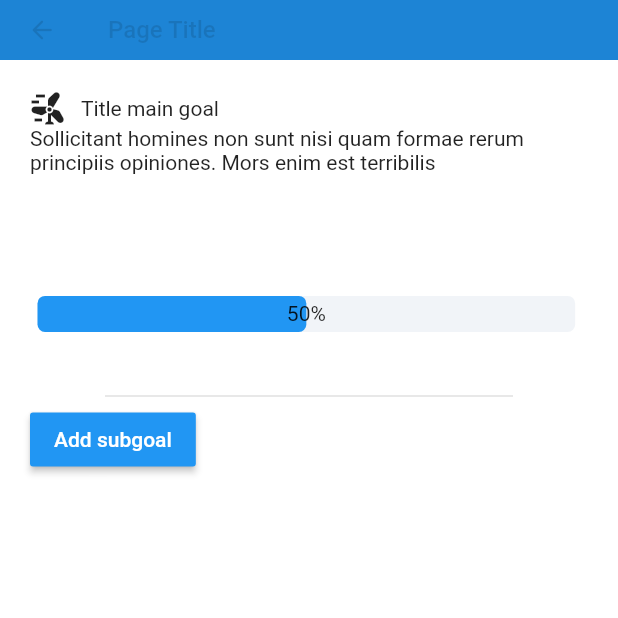
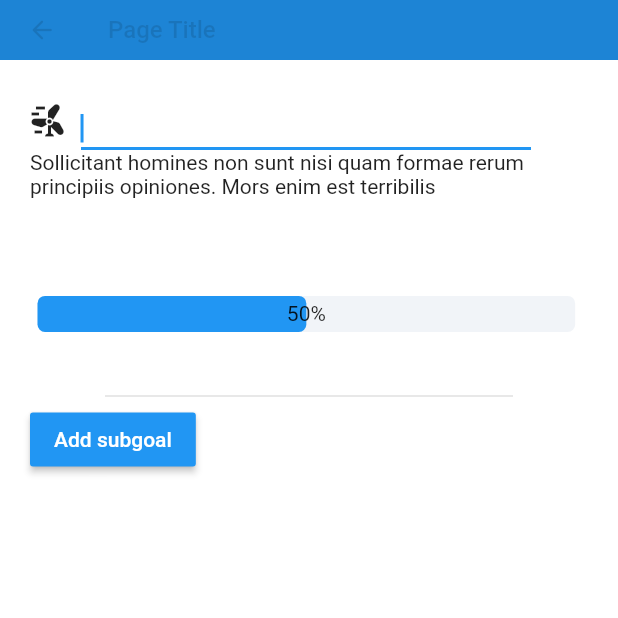
Before and after one commit to sankassio99/goals_tracker, a Flutter app: the screen it shows after launch, after a tap on "Add goal", on a phone screen of 412 x 824 dp, the top half of it. Run offline on Flutter 3.47's test engine with Material 2 defaults, Android fonts, the phone set to English and light mode, and no system bars; drawn by our look-alikes of percent_indicator; our stand-ins replace get; Roboto replaces fonts that are missing (Poppins).

Commit message:
When new main goal page is created the focus must be in title input (GREEN)

```diff
--- a/lib/presentation/components/header_goal_widget.dart
+++ b/lib/presentation/components/header_goal_widget.dart
@@ -1,14 +1,13 @@
 import 'package:flutter/material.dart';
+import 'package:get/get.dart';
 import 'package:percent_indicator/linear_percent_indicator.dart';
 
-class HeaderGoalWidget extends StatefulWidget {
-  const HeaderGoalWidget({Key? key}) : super(key: key);
+class HeaderGoalWidget extends StatelessWidget {
+  var editMode = false.obs;
+  FocusNode focusNode = FocusNode();
 
-  @override
-  _HeaderGoalWidgetState createState() => _HeaderGoalWidgetState();
-}
+  HeaderGoalWidget({required RxBool editMode});
 
-class _HeaderGoalWidgetState extends State<HeaderGoalWidget> {
   @override
   Widget build(BuildContext context) {
     return Column(
@@ -27,8 +26,8 @@ class _HeaderGoalWidgetState extends State<HeaderGoalWidget> {
               children: [
                 Row(
                   mainAxisSize: MainAxisSize.max,
-                  children: const [
-                    Padding(
+                  children: [
+                    const Padding(
                       padding: EdgeInsetsDirectional.fromSTEB(0, 0, 10, 0),
                       child: Icon(
                         Icons.wind_power,
@@ -36,9 +35,18 @@ class _HeaderGoalWidgetState extends State<HeaderGoalWidget> {
                         size: 24,
                       ),
                     ),
-                    Text(
-                      'Title main goal',
-                    ),
+                    Container(
+                      width: 300,
+                      height: 40,
+                      child: Obx(
+                        () => TextField(
+                          key: const Key("titleInput"),
+                          readOnly: editMode.value,
+                          focusNode: focusNode,
+                          autofocus: true,
+                        ),
+                      ),
+                    )
                   ],
                 ),
                 const Text(
--- a/lib/presentation/pages/home_page_widget.dart
+++ b/lib/presentation/pages/home_page_widget.dart
@@ -1,4 +1,5 @@
 import 'package:flutter/material.dart';
+import 'package:get/get.dart';
 import 'package:goals_tracker/presentation/pages/main_goal_page_widget.dart';
 
 class HomePageWidget extends StatelessWidget {
@@ -44,7 +45,9 @@ class HomePageWidget extends StatelessWidget {
                         Navigator.push(
                           context,
                           MaterialPageRoute(
-                              builder: (context) => MainGoalPageWidget()),
+                              builder: (context) => MainGoalPageWidget(
+                                    isCreatedNow: true.obs,
+                                  )),
                         );
                       },
                       style: ElevatedButton.styleFrom(
--- a/lib/presentation/pages/main_goal_page_widget.dart
+++ b/lib/presentation/pages/main_goal_page_widget.dart
@@ -1,13 +1,13 @@
 import 'package:flutter/material.dart';
+import 'package:get/get.dart';
 import 'package:goals_tracker/presentation/components/header_goal_widget.dart';
 import 'package:goals_tracker/presentation/components/my_app_bar.dart';
-import 'package:goals_tracker/presentation/models/main_goal_view_model.dart';
-import 'package:provider/provider.dart';
 
 class MainGoalPageWidget extends StatelessWidget {
   final _unfocusNode = FocusNode();
+  RxBool? isCreatedNow = false.obs;
 
-  MainGoalPageWidget({super.key});
+  MainGoalPageWidget({super.key, this.isCreatedNow});
 
   @override
   Widget build(BuildContext context) {
@@ -38,7 +38,7 @@ class MainGoalPageWidget extends StatelessWidget {
                       decoration: const BoxDecoration(
                         color: Colors.white,
                       ),
-                      child: HeaderGoalWidget(),
+                      child: HeaderGoalWidget(editMode: isCreatedNow!),
                     ),
                   ),
                   const Divider(
```
